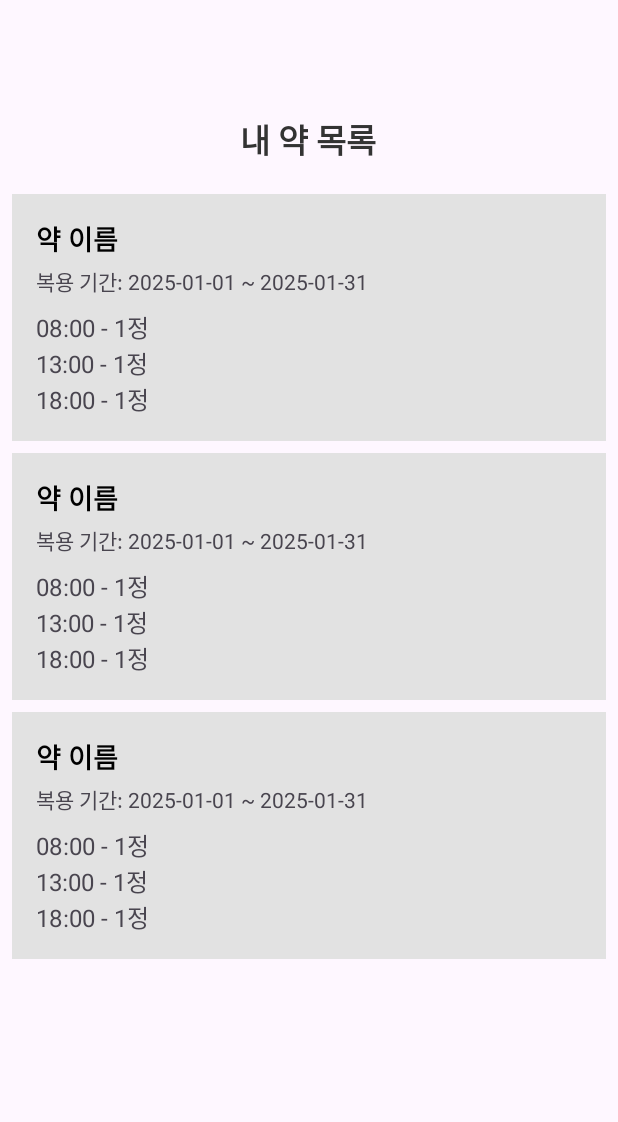
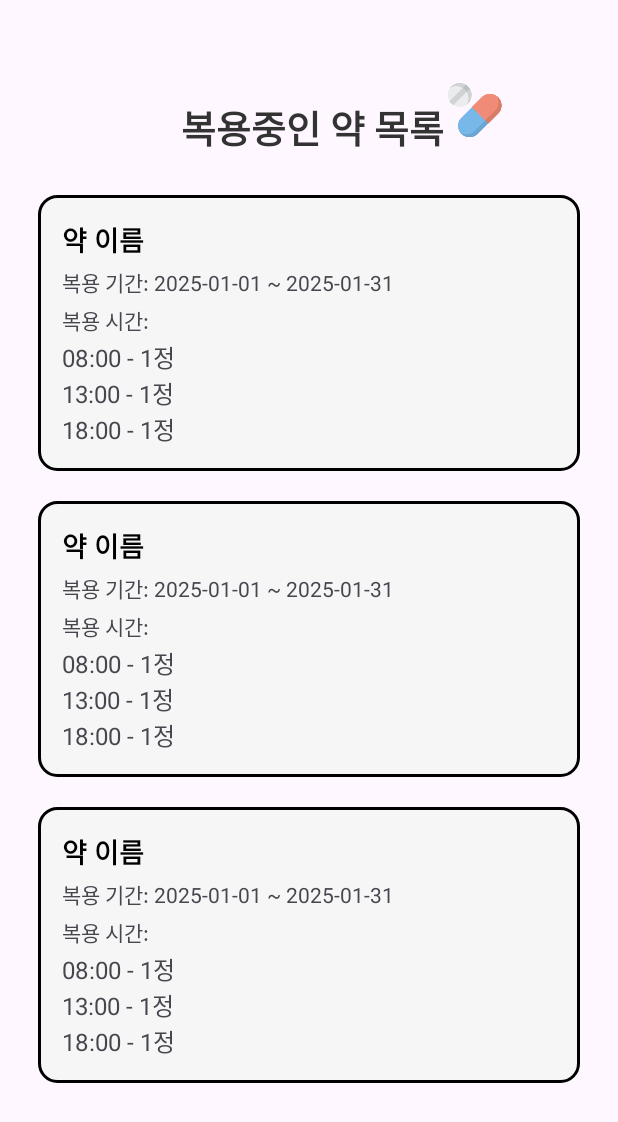
Before and after one commit to seo003/Medimate, an Android app: the layout activity_check_my_medi.xml on its own in the app's theme, with its tools: preview values and no code run, on a phone screen of 412 x 824 dp. Shown: the top 1122 px of the screen. Run offline under Robolectric (Android 15) with nearby library versions, the phone set to English and light mode, and no system bars.

Commit message:
25.06.27 feat: UI 수정

```diff
--- /dev/null
+++ b/app/src/main/res/drawable/rounded_background.xml
@@ -0,0 +1,14 @@
+<shape xmlns:android="http://schemas.android.com/apk/res/android"
+    android:shape="rectangle">
+
+    <!-- 배경색 -->
+    <solid android:color="#F6F6F6" />
+
+    <!-- 테두리 색상과 두께 -->
+    <stroke
+        android:width="2dp"
+        android:color="#000000" />
+
+    <!-- 모서리 둥글기 -->
+    <corners android:radius="12dp" />
+</shape>
--- a/app/src/main/res/layout/activity_check_my_medi.xml
+++ b/app/src/main/res/layout/activity_check_my_medi.xml
@@ -11,10 +11,10 @@
         android:id="@+id/txtTitle2"
         android:layout_width="wrap_content"
         android:layout_height="wrap_content"
-        android:layout_marginTop="76dp"
-        android:text="내 약 목록"
+        android:layout_marginTop="65dp"
+        android:text=" 복용중인 약 목록"
         android:textColor="#333333"
-        android:textSize="22sp"
+        android:textSize="25sp"
         android:textStyle="bold"
         app:layout_constraintEnd_toEndOf="parent"
         app:layout_constraintHorizontal_bias="0.498"
@@ -26,9 +26,18 @@
         android:layout_width="0dp"
         android:layout_height="0dp"
         android:layout_marginTop="16dp"
+        app:layout_constraintBottom_toBottomOf="parent"
+        app:layout_constraintEnd_toEndOf="parent"
+        app:layout_constraintStart_toStartOf="parent"
         app:layout_constraintTop_toBottomOf="@+id/txtTitle2"
-        app:layout_constraintBottom_toBottomOf="parent"
-        app:layout_constraintStart_toStartOf="parent"
-        app:layout_constraintEnd_toEndOf="parent"
         tools:listitem="@layout/list_item_medication" />
+
+    <ImageView
+        android:id="@+id/imageView"
+        android:layout_width="43dp"
+        android:layout_height="43dp"
+        android:layout_marginBottom="25dp"
+        app:layout_constraintBottom_toTopOf="@+id/recyclerView"
+        app:layout_constraintStart_toEndOf="@+id/txtTitle2"
+        app:srcCompat="@drawable/medi" />
 </androidx.constraintlayout.widget.ConstraintLayout>
--- a/app/src/main/res/layout/activity_medi_alarm.xml
+++ b/app/src/main/res/layout/activity_medi_alarm.xml
@@ -34,10 +34,10 @@
 
     <Button
         android:id="@+id/btnMediAlarm"
-        android:layout_width="300dp"
+        android:layout_width="350dp"
         android:layout_height="80dp"
         android:layout_marginBottom="228dp"
-        android:backgroundTint="#E6467C"
+        android:backgroundTint="#000000"
         android:text="다음"
         android:textColor="#FFFFFF"
         android:textSize="20sp"
@@ -46,6 +46,7 @@
         app:layout_constraintEnd_toEndOf="parent"
         app:layout_constraintHorizontal_bias="0.585"
         app:layout_constraintStart_toStartOf="parent"  />
+
 
     <ImageView
         android:id="@+id/imageView2"
--- a/app/src/main/res/layout/activity_medication_check.xml
+++ b/app/src/main/res/layout/activity_medication_check.xml
@@ -9,10 +9,10 @@
 
     <Button
         android:id="@+id/btnCheckMedication"
-        android:layout_width="300dp"
+        android:layout_width="350dp"
         android:layout_height="80dp"
         android:layout_marginBottom="228dp"
-        android:backgroundTint="#E6467C"
+        android:backgroundTint="#000000"
         android:text="복용확인"
         android:textColor="#FFFFFF"
         android:textSize="20sp"
--- a/app/src/main/res/layout/list_item_medication.xml
+++ b/app/src/main/res/layout/list_item_medication.xml
@@ -5,9 +5,9 @@
     android:layout_height="wrap_content"
     android:orientation="vertical"
     android:padding="16dp"
-    android:layout_marginHorizontal="8dp"
-    android:layout_marginVertical="4dp"
-    android:background="#e2e2e2">
+    android:layout_marginHorizontal="25dp"
+    android:layout_marginVertical="10dp"
+    android:background="@drawable/rounded_background">
     <TextView
         android:id="@+id/tvDrugName"
         android:layout_width="wrap_content"
@@ -26,11 +26,19 @@
         android:layout_marginTop="4dp"/>
 
     <TextView
+        android:id="@+id/tvMedicationTime"
+        android:layout_width="wrap_content"
+        android:layout_height="wrap_content"
+        android:text="복용 시간:"
+        android:textSize="14sp"
+        android:layout_marginTop="4dp"/>
+
+    <TextView
         android:id="@+id/tvSchedules"
         android:layout_width="wrap_content"
         android:layout_height="wrap_content"
         android:text="08:00 - 1정\n13:00 - 1정\n18:00 - 1정"
         android:textSize="16sp"
-        android:layout_marginTop="8dp"/>
+        android:layout_marginTop="2dp"/>
 
 </LinearLayout>
```
Also changed, not shown: app/src/main/res/layout/activity_main.xml (+12 -4 lines).
